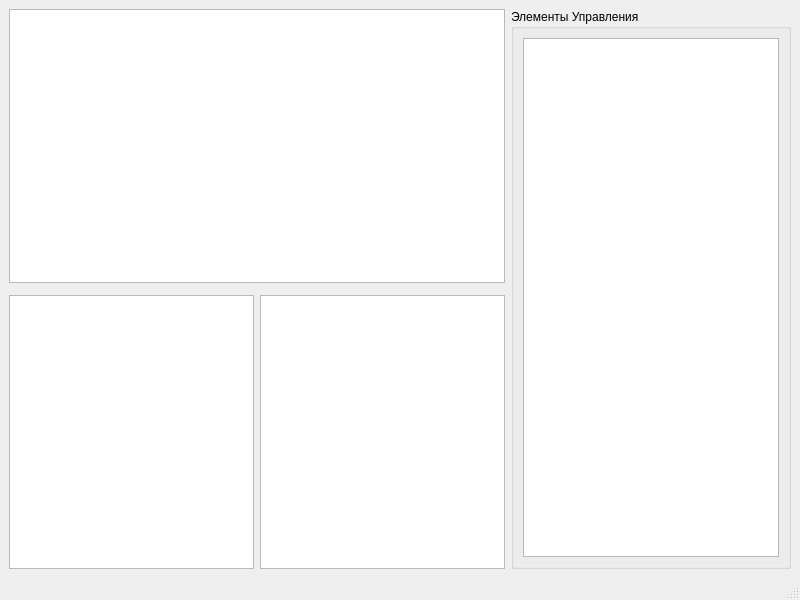
Old version of the form mainwindow.ui in the repository kkkhnovich/taskAgat.
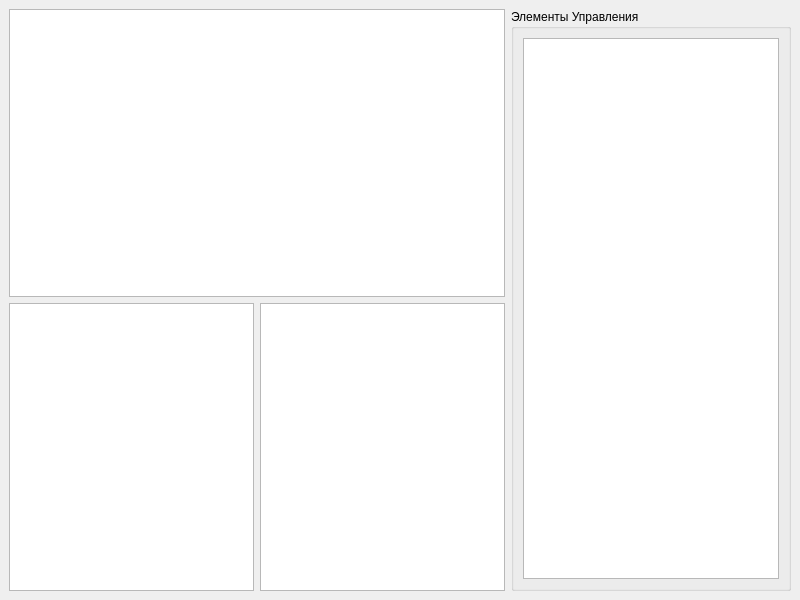
New version of the form. Custom widgets are drawn as their Qt base class.

Commit message: deleting unnecessary

What changed in the file:
```diff
--- a/mainwindow.ui
+++ b/mainwindow.ui
@@ -14,13 +14,17 @@
    <string>MainWindow</string>
   </property>
   <widget class="QWidget" name="applicationField">
-   <layout class="QGridLayout" name="gridLayout_2">
-    <item row="0" column="0">
      <layout class="QGridLayout" name="gridLayout">
-      <item row="2" column="0">
+    <item row="1" column="0">
        <widget class="QListView" name="iconsOnSceneList"/>
       </item>
-      <item row="0" column="2" rowspan="3">
+    <item row="1" column="1">
+     <widget class="QTableView" name="coordinatesTable"/>
+    </item>
+    <item row="0" column="0" colspan="2">
+     <widget class="CustomGraphicView" name="iconsGraphics"/>
+    </item>
+    <item row="0" column="2" rowspan="2">
        <widget class="QGroupBox" name="controlElements">
         <property name="sizePolicy">
          <sizepolicy hsizetype="Fixed" vsizetype="Expanding">
@@ -38,27 +42,8 @@
         </layout>
        </widget>
       </item>
-      <item row="2" column="1">
-       <widget class="QTableView" name="coordinatesTable"/>
-      </item>
-      <item row="0" column="0" colspan="2">
-       <widget class="CustomGraphicView" name="iconsGraphics"/>
-      </item>
-     </layout>
-    </item>
-   </layout>
+   </layout>
   </widget>
-  <widget class="QMenuBar" name="menubar">
-   <property name="geometry">
-    <rect>
-     <x>0</x>
-     <y>0</y>
-     <width>800</width>
-     <height>17</height>
-    </rect>
-   </property>
-  </widget>
-  <widget class="QStatusBar" name="statusbar"/>
  </widget>
  <customwidgets>
   <customwidget>
```
Lines whose indentation alone changed are shown as unchanged. The commit also changes 1 other file.
